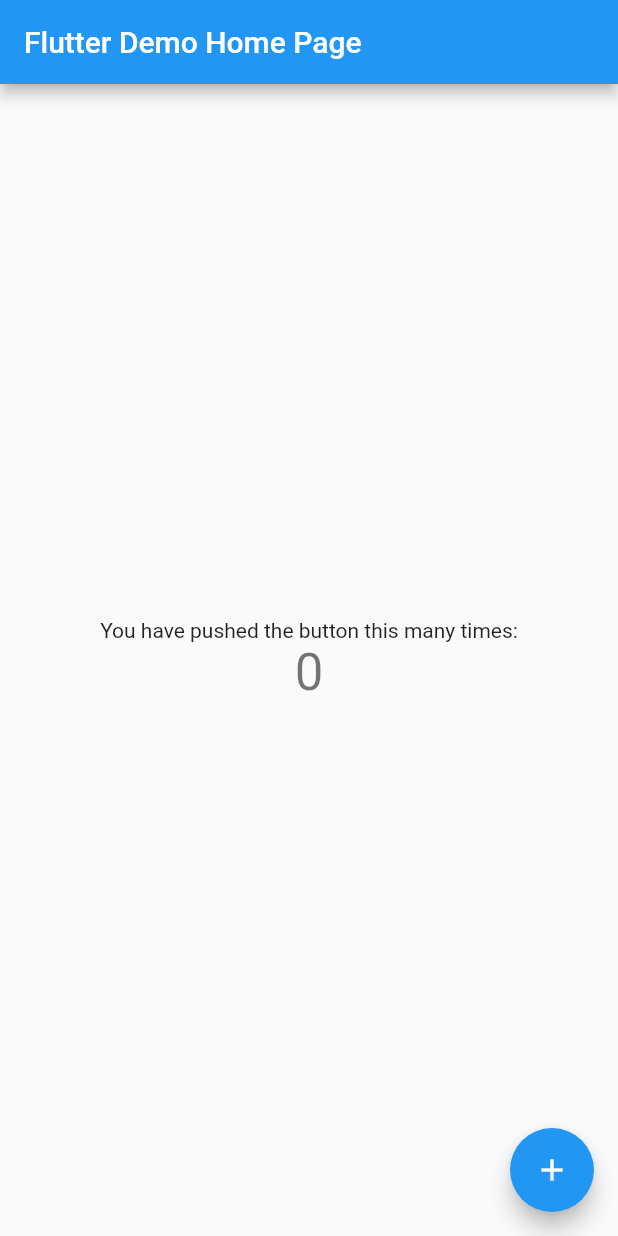
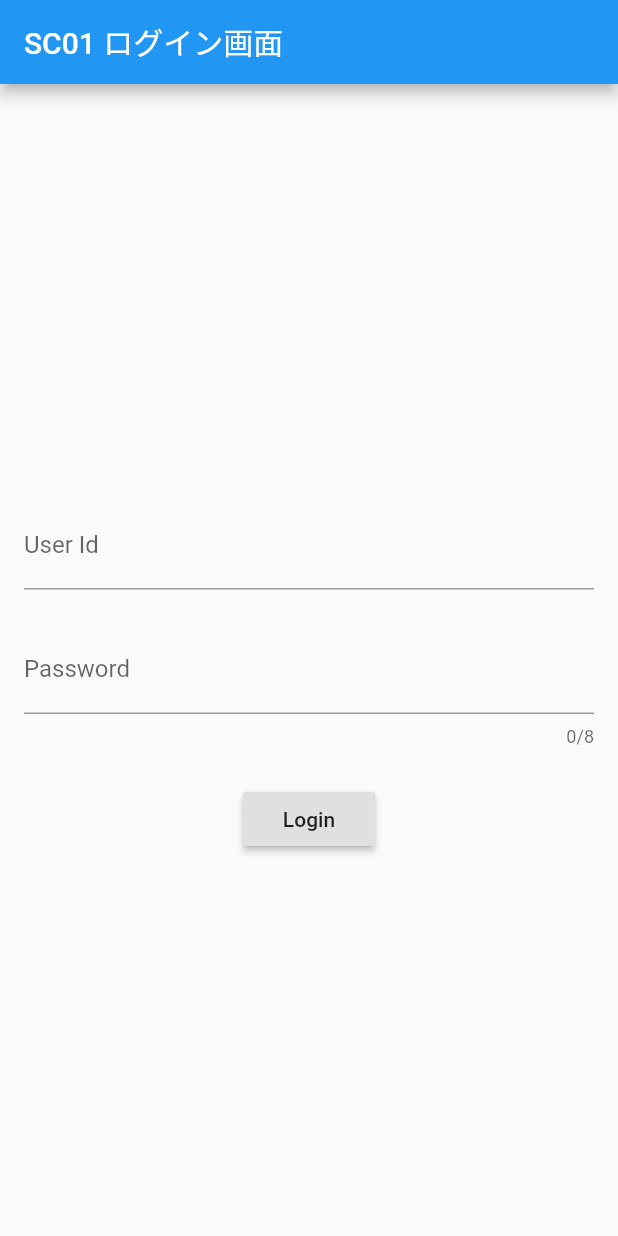
Before and after one commit to ind1mobile/mobileapp_test, a Flutter app: the screen it shows after launch, on a phone screen of 412 x 824 dp. Run offline on Flutter 3.47's test engine with Material 2 defaults, Android fonts, the phone set to English and light mode, and no system bars.

Commit message:
基本の導線作成

```diff
--- /dev/null
+++ b/lib/SC01Login.dart
@@ -0,0 +1,55 @@
+import 'package:flutter/material.dart';
+
+class Login extends StatefulWidget {
+  @override
+  _LoginState createState() => new _LoginState();
+}
+
+class _LoginState extends State<Login> {
+  @override
+  Widget build(BuildContext context) {
+    return new Scaffold(
+      appBar: AppBar(
+        title: Text("SC01 ログイン画面"),
+      ),
+      body: new Center(
+        child: new Form(
+          child: new SingleChildScrollView(
+            padding: const EdgeInsets.symmetric(horizontal: 16.0),
+            child: new Column(
+              crossAxisAlignment: CrossAxisAlignment.stretch,
+              children: <Widget>[
+                const SizedBox(height: 24.0),
+                new TextFormField(
+                  decoration: const InputDecoration(
+                    border: const UnderlineInputBorder(),
+                    labelText: 'User Id',
+                  ),
+                ),
+                const SizedBox(height: 24.0),
+                new TextFormField(
+                  maxLength: 8,
+                  decoration: new InputDecoration(
+                    border: const UnderlineInputBorder(),
+                    labelText: 'Password',
+                  ),
+                ),
+                const SizedBox(height: 24.0),
+                new Center(
+                  child: new RaisedButton(
+                    child: const Text('Login'),
+                    onPressed: () {
+                      // TODO: ログイン処理
+                      // ホーム画面へ
+                      Navigator.of(context).pushReplacementNamed("/Home");
+                    },
+                  ),
+                ),
+              ],
+            ),
+          ),
+        ),
+      ),
+    );
+  }
+}
--- a/lib/main.dart
+++ b/lib/main.dart
@@ -1,117 +1,31 @@
 import 'package:flutter/material.dart';
-//hanaoka->hoshino
-void main() {
-  runApp(MyApp());
-}
+import 'Splash.dart';
+import 'SC00DeveloperMenu.dart';
+import 'SC01Login.dart';
+import 'SC02Home.dart';
+import 'SC03Profile.dart';
+import 'SC04Search.dart';
+import 'SC05Mypage.dart';
+import 'SC06Logout.dart';
+
+void main() => runApp(MyApp());
 
 class MyApp extends StatelessWidget {
   // This widget is the root of your application.
   @override
   Widget build(BuildContext context) {
     return MaterialApp(
-      title: 'Flutter Demo',
-      theme: ThemeData(
-        // This is the theme of your application.
-        //
-        // Try running your application with "flutter run". You'll see the
-        // application has a blue toolbar. Then, without quitting the app, try
-        // changing the primarySwatch below to Colors.green and then invoke
-        // "hot reload" (press "r" in the console where you ran "flutter run",
-        // or simply save your changes to "hot reload" in a Flutter IDE).
-        // Notice that the counter didn't reset back to zero; the application
-        // is not restarted.
-        primarySwatch: Colors.blue,
-        // This makes the visual density adapt to the platform that you run
-        // the app on. For desktop platforms, the controls will be smaller and
-        // closer together (more dense) than on mobile platforms.
-        visualDensity: VisualDensity.adaptivePlatformDensity,
-      ),
-      home: MyHomePage(title: 'Flutter Demo Home Page'),
+      title: 'Navigation with Routes',
+      routes: <String, WidgetBuilder>{
+        '/': (_) => new Splash(),
+        '/DeveloperMenu': (_) => new DeveloperMenu(),
+        '/Login': (_) => new Login(),
+        '/Home': (_) => new Home(),
+        '/Profile': (_) => new Profile(),
+        '/Search': (_) => new Search(),
+        '/Mypage': (_) => new Mypage(),
+        '/Logout': (_) => new Logout(),
+      },
     );
   }
 }
-
-class MyHomePage extends StatefulWidget {
-  MyHomePage({Key key, this.title}) : super(key: key);
-
-  // This widget is the home page of your application. It is stateful, meaning
-  // that it has a State object (defined below) that contains fields that affect
-  // how it looks.
-
-  // This class is the configuration for the state. It holds the values (in this
-  // case the title) provided by the parent (in this case the App widget) and
-  // used by the build method of the State. Fields in a Widget subclass are
-  // always marked "final".
-
-  final String title;
-
-  @override
-  _MyHomePageState createState() => _MyHomePageState();
-}
-
-class _MyHomePageState extends State<MyHomePage> {
-  int _counter = 0;
-
-  void _incrementCounter() {
-    setState(() {
-      // This call to setState tells the Flutter framework that something has
-      // changed in this State, which causes it to rerun the build method below
-      // so that the display can reflect the updated values. If we changed
-      // _counter without calling setState(), then the build method would not be
-      // called again, and so nothing would appear to happen.
-      _counter++;
-    });
-  }
-
-  @override
-  Widget build(BuildContext context) {
-    // This method is rerun every time setState is called, for instance as done
-    // by the _incrementCounter method above.
-    //
-    // The Flutter framework has been optimized to make rerunning build methods
-    // fast, so that you can just rebuild anything that needs updating rather
-    // than having to individually change instances of widgets.
-    return Scaffold(
-      appBar: AppBar(
-        // Here we take the value from the MyHomePage object that was created by
-        // the App.build method, and use it to set our appbar title.
-        title: Text(widget.title),
-      ),
-      body: Center(
-        // Center is a layout widget. It takes a single child and positions it
-        // in the middle of the parent.
-        child: Column(
-          // Column is also a layout widget. It takes a list of children and
-          // arranges them vertically. By default, it sizes itself to fit its
-          // children horizontally, and tries to be as tall as its parent.
-          //
-          // Invoke "debug painting" (press "p" in the console, choose the
-          // "Toggle Debug Paint" action from the Flutter Inspector in Android
-          // Studio, or the "Toggle Debug Paint" command in Visual Studio Code)
-          // to see the wireframe for each widget.
-          //
-          // Column has various properties to control how it sizes itself and
-          // how it positions its children. Here we use mainAxisAlignment to
-          // center the children vertically; the main axis here is the vertical
-          // axis because Columns are vertical (the cross axis would be
-          // horizontal).
-          mainAxisAlignment: MainAxisAlignment.center,
-          children: <Widget>[
-            Text(
-              'You have pushed the button this many times:',
-            ),
-            Text(
-              '$_counter',
-              style: Theme.of(context).textTheme.headline4,
-            ),
-          ],
-        ),
-      ),
-      floatingActionButton: FloatingActionButton(
-        onPressed: _incrementCounter,
-        tooltip: 'Increment',
-        child: Icon(Icons.add),
-      ), // This trailing comma makes auto-formatting nicer for build methods.
-    );
-  }
-}
```
Also changed, not shown: lib/SC00DeveloperMenu.dart (added, +59 -0 lines), lib/SC02Home.dart (added, +26 -0 lines), lib/SC03Profile.dart (added, +26 -0 lines), lib/SC04Search.dart (added, +26 -0 lines), lib/SC05Mypage.dart (added, +26 -0 lines), lib/SC06Logout.dart (added, +26 -0 lines), lib/Splash.dart (added, +31 -0 lines), 1 other file.
